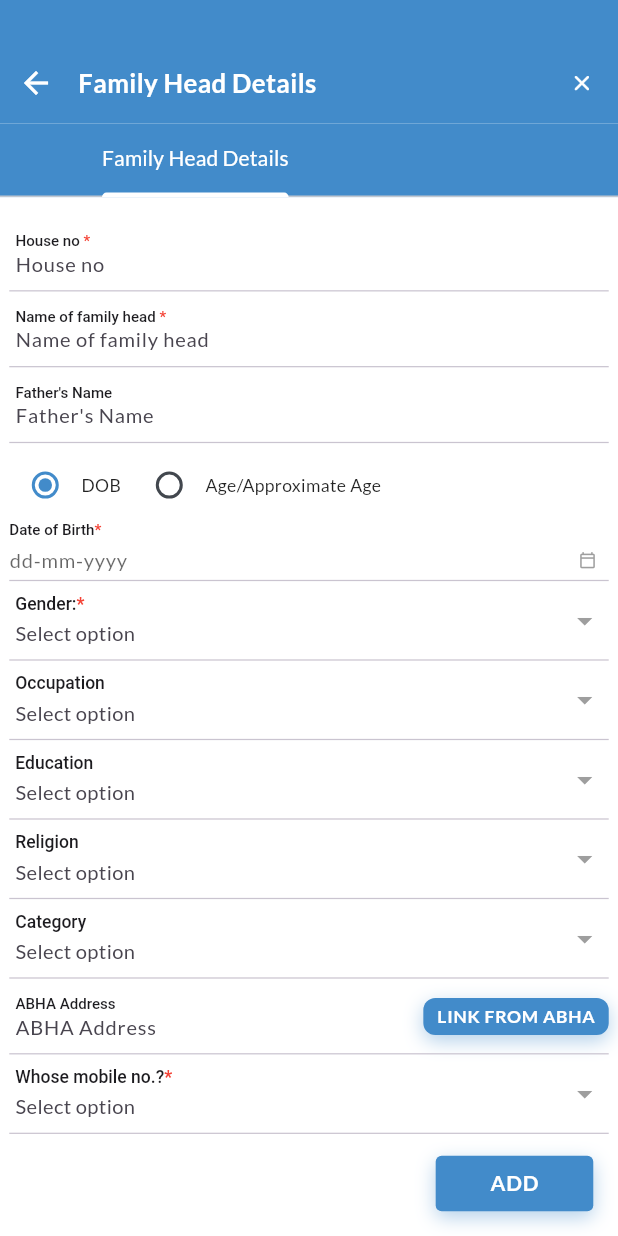
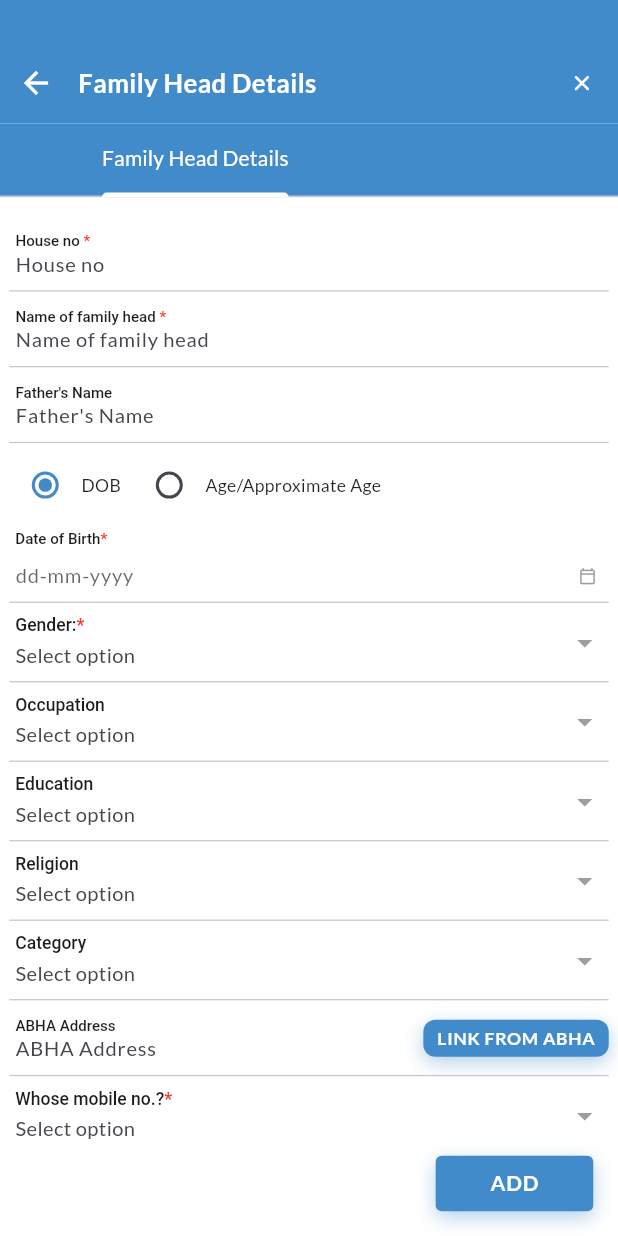
Before and after one commit to nikhilbhandigare02/BHAVYAmASHA, a Flutter app: the AddNewFamilyHeadScreen screen opened by its route, on a phone screen of 412 x 824 dp. Run offline on Flutter 3.47's test engine with Material 3 defaults, Android fonts, the phone set to English and light mode, and no system bars; our stand-ins replace bloc, chewie, device_info_plus, dio, equatable, flutter_bloc and 13 more; missing offline and left inert: dart_jsonwebtoken; accounts and stored records are empty; network calls fail; key blocks and very long unbroken strings in the code were emptied for the run.

Commit message:
new changeasdsdsdhghgsdfhk

```diff
--- a/lib/Splash_screen/splash_services.dart
+++ b/lib/Splash_screen/splash_services.dart
@@ -11,7 +11,8 @@ class SplashServices {
       const Duration(seconds: 3),
       () => Navigator.pushNamedAndRemoveUntil(
         context,
-        loginFlag == 1 ? Route_Names.homeScreen : Route_Names.loginScreen,
+        loginFlag == 1 ? Route_Names.homeScreen : Route_Names.homeScreen,
+        // loginFlag == 1 ? Route_Names.homeScreen : Route_Names.loginScreen,
         (route) => false,
       ),
     );
--- a/lib/core/widgets/DatePicker/DatePicker.dart
+++ b/lib/core/widgets/DatePicker/DatePicker.dart
@@ -109,7 +109,9 @@ class _CustomDatePickerState extends State<CustomDatePicker> {
         ? widget.labelText.substring(0, widget.labelText.length - 2).trim()
         : widget.labelText;
 
-    return RichText(
+    return Padding(
+      padding: const EdgeInsets.only(left: 4.0),
+      child: RichText(
         text: TextSpan(
           style: TextStyle(
             fontSize: 13.sp,
@@ -131,6 +133,7 @@ class _CustomDatePickerState extends State<CustomDatePicker> {
         maxLines: widget.labelMaxLines,
         overflow: TextOverflow.visible,
         softWrap: true,
+      ),
     );
   }
 
@@ -151,12 +154,14 @@ class _CustomDatePickerState extends State<CustomDatePicker> {
     return GestureDetector(
       onTap: widget.isEditable && !widget.readOnly ? () => _pickDate(context) : null,
       child: AbsorbPointer(
+        child: Padding(
+          padding: const EdgeInsets.only(top: 6.0),
           child: Column(
             crossAxisAlignment: CrossAxisAlignment.start,
             mainAxisSize: MainAxisSize.min,
             children: [
               if (widget.labelText.isNotEmpty) _labelWidget!,
-            const SizedBox(height: 0),
+              // const SizedBox(height: 4),
               Stack(
                 alignment: Alignment.centerLeft,
                 children: [
@@ -190,16 +195,17 @@ class _CustomDatePickerState extends State<CustomDatePicker> {
                       border: InputBorder.none,
                       enabledBorder: InputBorder.none,
                       focusedBorder: InputBorder.none,
-                    // contentPadding: EdgeInsets.symmetric(
-                    //   horizontal: 1.w,
-                    //   vertical: 1.5.h,
-                    // ),
+                      contentPadding: EdgeInsets.symmetric(
+                        horizontal: 1.w,
+                        vertical: 1.h
+                      ),
                       isDense: true,
                     ),
                   ),
                 ],
               ),
             ],
+          ),
         ),
       ),
     );
--- a/lib/presentation/RegisterNewHouseHold/AddFamilyHead/SpousDetails/SpousDetails.dart
+++ b/lib/presentation/RegisterNewHouseHold/AddFamilyHead/SpousDetails/SpousDetails.dart
@@ -216,6 +216,8 @@ class _SpousdetailsState extends State<Spousdetails> with AutomaticKeepAliveClie
   Widget _buildForm(AppLocalizations l) {
     return Form(
       key: _formKey,
+      autovalidateMode: AutovalidateMode.always,
+
       child: BlocBuilder<SpousBloc, SpousState>(
         builder: (context, state) {
           final spBloc = context.read<SpousBloc>();
--- a/lib/presentation/RegisterNewHouseHold/HouseHoldDetails_Amenities/HouseHold_Amenities.dart
+++ b/lib/presentation/RegisterNewHouseHold/HouseHoldDetails_Amenities/HouseHold_Amenities.dart
@@ -193,7 +193,7 @@ class HouseHoldAmenities extends StatelessWidget {
                                   child: Text(
                                     l.cookingFuelTypeLabel,
                                     style:  TextStyle(
-                                      fontSize: 15,
+                                      fontSize: 10,
                                       fontWeight: FontWeight.w600,
                                     ),
                                   ),
```
Also changed, not shown: lib/presentation/AllHouseHold/AllHouseHold/AllHouseHold_Screen.dart (+12 -12 lines). Lines whose indentation alone changed are shown as unchanged.
